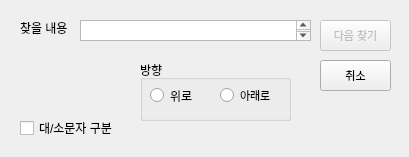
Old version of the form pyqt/findStr.ui in the repository KyochonHoney/basic_python.
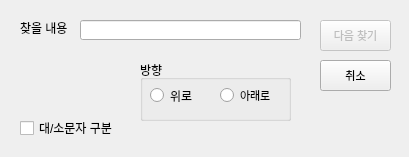
New version of the form.

The edit to the form file:
```diff
--- a/pyqt/findStr.ui
+++ b/pyqt/findStr.ui
@@ -13,16 +13,6 @@
   <property name="windowTitle">
    <string>Dialog</string>
   </property>
-  <widget class="QPlainTextEdit" name="plainTextEdit">
-   <property name="geometry">
-    <rect>
-     <x>80</x>
-     <y>20</y>
-     <width>231</width>
-     <height>21</height>
-    </rect>
-   </property>
-  </widget>
   <widget class="QLabel" name="label_findstr">
    <property name="geometry">
     <rect>
@@ -132,6 +122,16 @@
     </property>
    </widget>
   </widget>
+  <widget class="QLineEdit" name="lineEdit">
+   <property name="geometry">
+    <rect>
+     <x>80</x>
+     <y>20</y>
+     <width>221</width>
+     <height>20</height>
+    </rect>
+   </property>
+  </widget>
  </widget>
  <resources/>
  <connections/>
```
Left out of the diff: 8 changed lines with no effect on the pictures.
